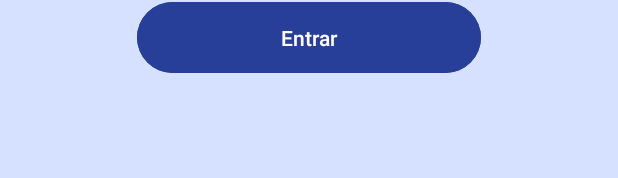
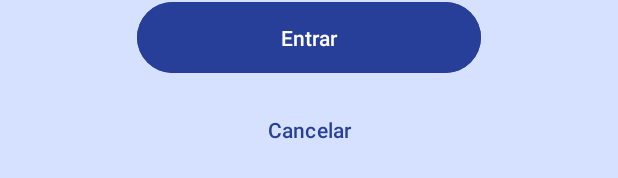
Before and after one commit to LaraaMagalhaes/EspacaoCultural, an Android app: the layout activity_signup_employee.xml on its own in the app's theme, with its tools: preview values and no code run, on a phone screen of 412 x 824 dp. Shown: the part 917-1095 px from the top of the screen. Run offline under Robolectric (Android 15) with nearby library versions, the phone set to English and light mode, and no system bars.

Commit message:
Adicionado navegacao para a tela de cadastro de funcionario

```diff
--- a/app/src/main/AndroidManifest.xml
+++ b/app/src/main/AndroidManifest.xml
@@ -12,6 +12,9 @@
         android:supportsRtl="true"
         android:theme="@style/Theme.AppCultural"
         tools:targetApi="31">
+        <activity
+            android:name=".views.SignUpActivity"
+            android:exported="false" />
         <activity
             android:name=".views.SignUpVisitActivity"
             android:exported="false" />
--- a/app/src/main/java/com/example/appcultural/views/LoginEmployeeActivity.kt
+++ b/app/src/main/java/com/example/appcultural/views/LoginEmployeeActivity.kt
@@ -1,5 +1,6 @@
 package com.example.appcultural.views
 
+import android.content.Intent
 import android.os.Bundle
 import androidx.appcompat.app.AppCompatActivity
 import com.example.appcultural.databinding.ActivityLoginEmployeeBinding
@@ -11,5 +12,10 @@ class LoginEmployeeActivity : AppCompatActivity() {
         super.onCreate(savedInstanceState)
         binding = ActivityLoginEmployeeBinding.inflate(layoutInflater)
         setContentView(binding.main)
+
+        binding.signupButton.setOnClickListener {
+            val intent = Intent(this, SignUpActivity::class.java)
+            startActivity(intent)
+        }
     }
 }
--- a/app/src/main/res/layout/activity_cadastro_func.xml
+++ b/app/src/main/res/layout/activity_signup_employee.xml
@@ -3,7 +3,8 @@
     android:layout_width="match_parent"
     android:layout_height="match_parent"
     xmlns:app="http://schemas.android.com/apk/res-auto"
-    android:background="@color/fundo">
+    android:background="@color/fundo"
+    android:id="@+id/main">
 
     <ImageView
         android:id="@+id/imageView2"
@@ -14,19 +15,6 @@
         app:layout_constraintStart_toStartOf="parent"
         app:layout_constraintTop_toTopOf="parent"
         app:srcCompat="@drawable/banner_login" />
-
-    <!--    <EditText-->
-    <!--        android:id="@+id/editTextText"-->
-    <!--        android:layout_width="252dp"-->
-    <!--        android:layout_height="53dp"-->
-    <!--        android:layout_marginTop="28dp"-->
-    <!--        android:ems="10"-->
-    <!--        android:inputType="text"-->
-    <!--        android:hint="Name"-->
-    <!--        app:layout_constraintEnd_toEndOf="parent"-->
-    <!--        app:layout_constraintHorizontal_bias="0.496"-->
-    <!--        app:layout_constraintStart_toStartOf="parent"-->
-    <!--        app:layout_constraintTop_toBottomOf="@+id/textView4" />-->
 
     <TextView
         android:id="@+id/textView4"
@@ -130,20 +118,16 @@
         app:layout_constraintStart_toStartOf="parent"
         app:layout_constraintTop_toBottomOf="@+id/editTextPassword2" />
 
-
-
-    <!--    <EditText-->
-    <!--        android:id="@+id/editTextTextPassword"-->
-    <!--        android:layout_width="252dp"-->
-    <!--        android:layout_height="53dp"-->
-    <!--        android:layout_marginTop="24dp"-->
-    <!--        android:ems="10"-->
-    <!--        android:inputType="textPassword"-->
-    <!--        android:hint="senha"-->
-    <!--        app:layout_constraintEnd_toEndOf="parent"-->
-    <!--        app:layout_constraintHorizontal_bias="0.497"-->
-    <!--        app:layout_constraintStart_toStartOf="parent"-->
-    <!--        app:layout_constraintTop_toBottomOf="@+id/editTextText" />-->
+    <Button
+        android:id="@+id/buttonCancel"
+        style="@style/Widget.Material3.Button.TextButton"
+        android:layout_width="match_parent"
+        android:layout_height="wrap_content"
+        android:layout_marginTop="10dp"
+        android:text="Cancelar"
+        app:layout_constraintEnd_toEndOf="parent"
+        app:layout_constraintStart_toStartOf="parent"
+        app:layout_constraintTop_toBottomOf="@+id/button"/>
 
 
 </androidx.constraintlayout.widget.ConstraintLayout>
```
Also changed, not shown: app/src/main/java/com/example/appcultural/views/SignUpActivity.kt (added, +18 -0 lines), app/src/main/res/layout/activity_login_employee.xml (+1 -15 lines).
